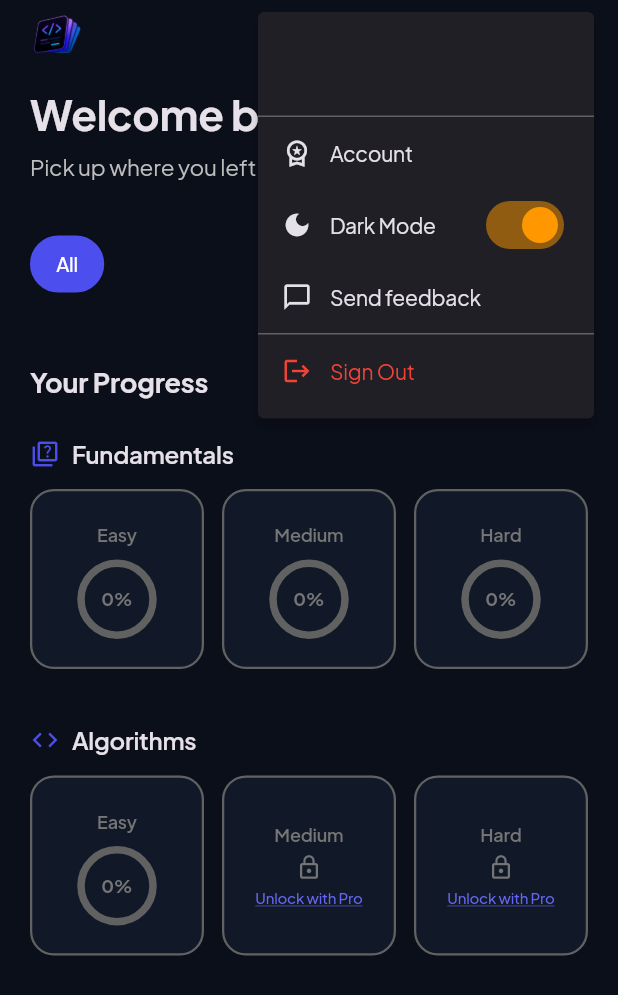
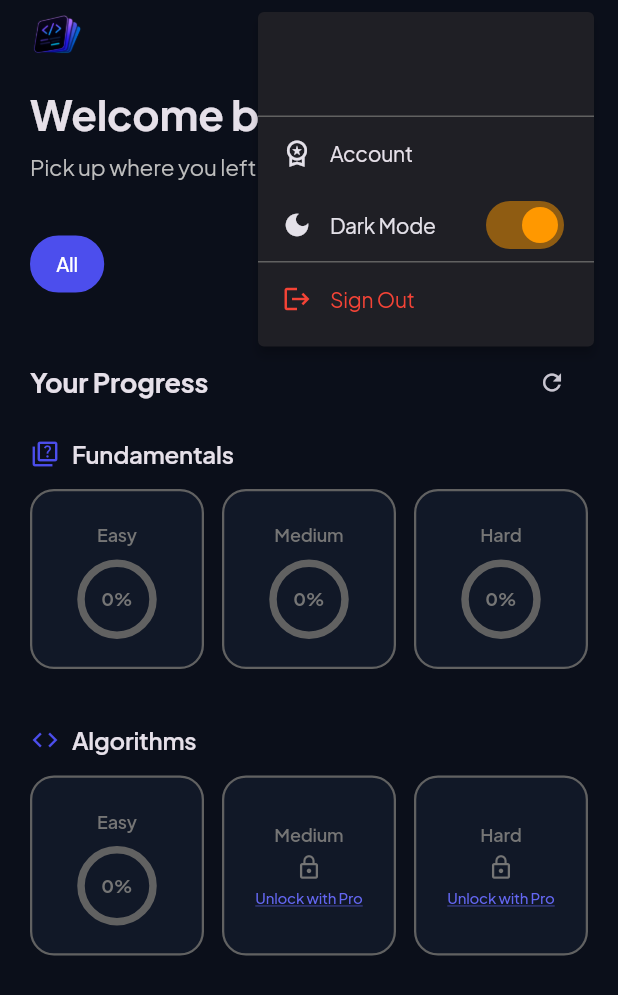
Before and after one commit to tspaightm/leetcards, a Flutter app: the screen it shows once a user with an empty profile is signed in, after a tap on the "person outline" icon, on a phone screen of 412 x 824 dp. Shown: the top 995 px of the screen. Run offline on Flutter 3.47's test engine with Material 3 defaults, Android fonts, the phone set to English and light mode, and no system bars; our stand-ins replace cloud_firestore, firebase_analytics, firebase_auth, firebase_core, firebase_crashlytics, firebase_remote_config and 7 more; accounts and stored records are empty.

Commit message:
Removing feedback button from profile drop down.

```diff
--- a/lib/HomeScreen.dart
+++ b/lib/HomeScreen.dart
@@ -99,15 +99,6 @@
                         ? Colors.transparent
                         : Colors.grey[400]))),
               ])))),
-        InkWell(
-          onTap: () => Navigator.pop(context, 'feedback'),
-          child: Padding(
-            padding: const EdgeInsets.symmetric(horizontal: 16),
-            child: SizedBox(
-              height: kMinInteractiveDimension,
-              child: _menuRow(
-                icon: Icon(Icons.chat_bubble_outline, size: 20, color: iconColor),
-                label: 'Send feedback')))),
         Divider(height: 1, color: isDark ? Colors.grey[700] : Colors.grey.shade300),
         InkWell(
           onTap: () async {
@@ -394,8 +385,6 @@
           case 'account':
             await Navigator.push(context, MaterialPageRoute(builder: (_) => const ProfilePage()));
             if (mounted) loadProgress();
-          case 'feedback':
-            await Navigator.push(context, MaterialPageRoute(builder: (_) => const FeedbackPage()));
         }
       },
       itemBuilder: (context) => [
```
